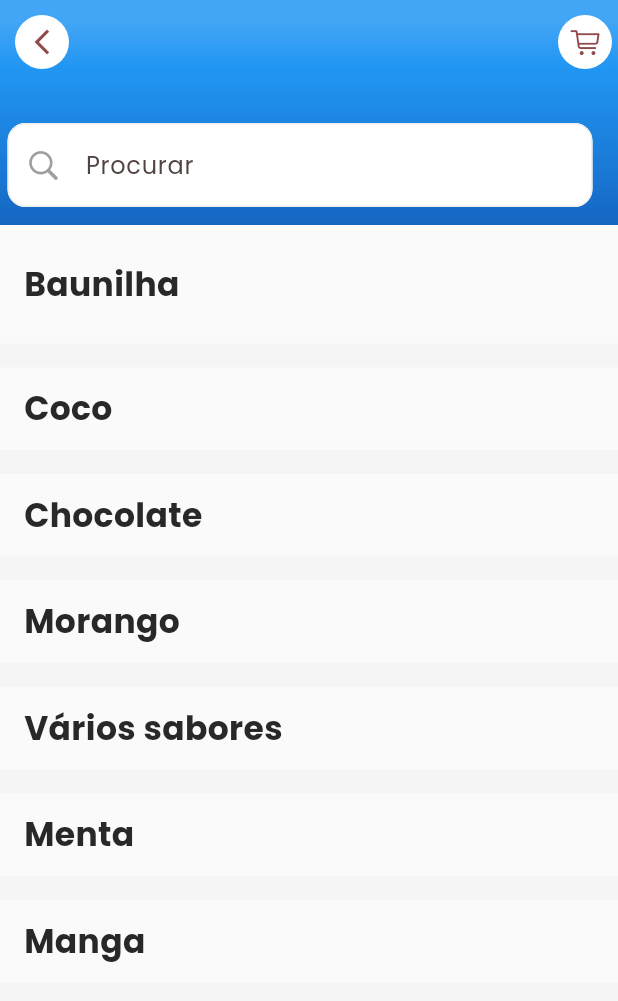
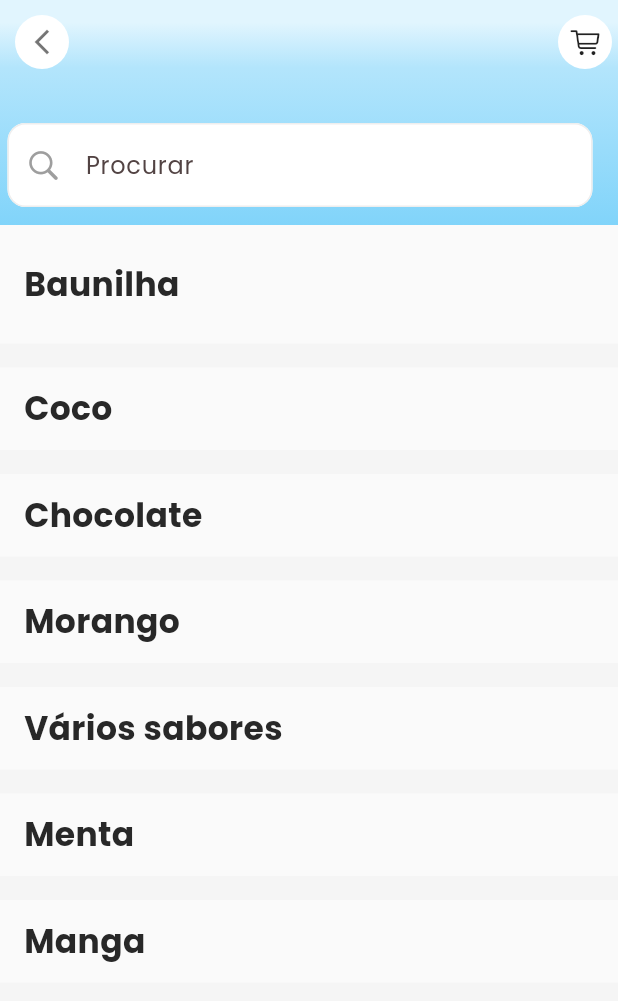
Before and after one commit to CamillaVeloni/chilled_haven, a Flutter app: the ProductsPage screen opened by its route, on a phone screen of 412 x 824 dp. Shown: the top 1001 px of the screen. Run offline on Flutter 3.47's test engine with Material 2 defaults, Android fonts, the phone set to English and light mode, and no system bars; drawn by our look-alikes of scroll_to_index; our stand-ins replace cached_network_image, dio, flutter_secure_storage, get, google_fonts, hive and 2 more; missing offline and left inert: rect_getter; accounts and stored records are empty; generated files the repository leaves out were written again; network calls fail.

```diff
--- a/lib/core/controllers/auth_controller.dart
+++ b/lib/core/controllers/auth_controller.dart
@@ -20,6 +20,7 @@ class AuthController extends GetxController {
 
   void initAuth() async {
     await Future.delayed(const Duration(seconds: 2));
+
     _user.value = await ApiUtil.getUser();
     String? retrievedToken = '';
 
--- a/lib/core/models/user_rest_model.dart
+++ b/lib/core/models/user_rest_model.dart
@@ -9,12 +9,14 @@ class UserRestModel {
   String fullName;
   String email;
   String password;
+  String phone;
   AddressRestModel defaultAddress;
 
   UserRestModel(
       {required this.fullName,
         required this.email,
         required this.password,
+        required this.phone,
         required this.defaultAddress,
       });
 
--- a/lib/core/widgets/cart_button.dart
+++ b/lib/core/widgets/cart_button.dart
@@ -10,9 +10,8 @@ class CartButton extends StatelessWidget {
   @override
   Widget build(BuildContext context) {
     return  FIconButton(
-      backgroundColor: Colors.white,
       onPressed: HomeController.to.navigateToCart,
-      icon: const Icon(CupertinoIcons.cart),
+      icon: const Icon(CupertinoIcons.cart, color: Colors.black87,),
     );
   }
 }
--- a/lib/pages/auth/controller.dart
+++ b/lib/pages/auth/controller.dart
@@ -70,6 +70,7 @@ class LoginController extends GetxController {
     return UserRestModel(
       email: _emailController.text,
       password: _passwordController.text,
+      phone: _phoneController.text,
       fullName: _nameController.text,
       defaultAddress: AddressRestModel(
         zipCode: _zipCodeController.text,
--- a/lib/pages/auth/view.dart
+++ b/lib/pages/auth/view.dart
@@ -60,7 +60,7 @@ class LoginPage extends GetView<LoginController> {
                           crossAxisAlignment: CrossAxisAlignment.start,
                           children: <Widget>[
                             LoginTextInput(
-                              controller: controller.emailController,
+                              controller: controller.nameController,
                               labelText: 'Digite seu nome completo',
                               required: controller.requirementRegister,
                             ),
--- a/lib/pages/details/view.dart
+++ b/lib/pages/details/view.dart
@@ -38,13 +38,11 @@ class DetailsPage extends GetView<DetailsController> {
                       children: <Widget>[
                         FIconButton(
                           onPressed: Get.back,
-                          backgroundColor: Colors.white,
-                          icon: const Icon(CupertinoIcons.back),
+                          icon: const Icon(CupertinoIcons.back, color: Colors.black87),
                         ),
                         FIconButton(
                           onPressed: () {},
-                          backgroundColor: Colors.white,
-                          icon: const Icon(CupertinoIcons.heart),
+                          icon: const Icon(CupertinoIcons.heart, color: Colors.black87),
                         ),
                       ],
                     ),
--- a/lib/pages/products/widgets/category_section.dart
+++ b/lib/pages/products/widgets/category_section.dart
@@ -1,5 +1,4 @@
 import 'package:chilled_haven/core/models/product_rest_model.dart';
-import 'package:chilled_haven/core/routers/constants_routers.dart';
 import 'package:chilled_haven/core/theme/custom_text_style.dart';
 import 'package:chilled_haven/core/widgets/card_item.dart';
 import 'package:chilled_haven/pages/index.dart';
@@ -57,7 +56,7 @@ class CategorySection extends StatelessWidget {
       onTap: onTap,
       child: CardItem(
         margin: const EdgeInsets.all(6),
-        padding: const EdgeInsets.symmetric(vertical: 5),
+        padding: const EdgeInsets.symmetric(vertical: 8, horizontal: 10),
         child: Row(
           mainAxisAlignment: MainAxisAlignment.spaceBetween,
           children: [
--- a/lib/pages/products/widgets/custom_app_bar.dart
+++ b/lib/pages/products/widgets/custom_app_bar.dart
@@ -1,13 +1,12 @@
 import 'dart:ui';
 
-import 'package:chilled_haven/core/theme/custom_text_style.dart';
-import 'package:chilled_haven/core/widgets/logo_widget.dart';
 import 'package:flutter/cupertino.dart';
 import 'package:flutter/material.dart';
 import 'package:get/get.dart';
 import 'package:google_fonts/google_fonts.dart';
 import 'package:scroll_to_index/scroll_to_index.dart';
 
+import '/core/theme/custom_text_style.dart';
 import '../../../core/widgets/cart_button.dart';
 import '../../../core/widgets/ficon_button.dart';
 import '../../home/widgets/search_widget.dart';
@@ -48,8 +47,7 @@ class CustomAppBar extends SliverAppBar {
     return Center(
       child: FIconButton(
         onPressed: Get.back,
-        backgroundColor: Colors.white,
-        icon: const Icon(Icons.arrow_back_ios_new),
+        icon: const Icon(Icons.arrow_back_ios_new, color: Colors.black54),
       ),
     );
   }
@@ -61,9 +59,9 @@ class CustomAppBar extends SliverAppBar {
         () => Visibility(
           visible: !isCollapsed.value,
           child: FIconButton(
-            backgroundColor: Colors.white,
+            backgroundColor: Colors.black54,
             onPressed: () {},
-            icon: const Icon(CupertinoIcons.search),
+            icon: const Icon(CupertinoIcons.search, color: Colors.white),
           ),
         ),
       ),
@@ -140,12 +138,11 @@ class CustomAppBar extends SliverAppBar {
                       begin: Alignment.topCenter,
                       end: Alignment.bottomCenter,
                       colors: [
-                        Colors.blue[400]!,
-                        Colors.blue[500]!,
-                        Colors.blue[700]!,
-                        Colors.blue[800]!,
+                        Colors.lightBlue[50]!,
+                        Colors.lightBlue[100]!,
+                        Colors.lightBlue[200]!,
                       ],
-                      stops: const [0.1, 0.3, 0.8, 1],
+                      stops: const [0.1, 0.3, 1],
                     ),
                   ),
                 ),
```
